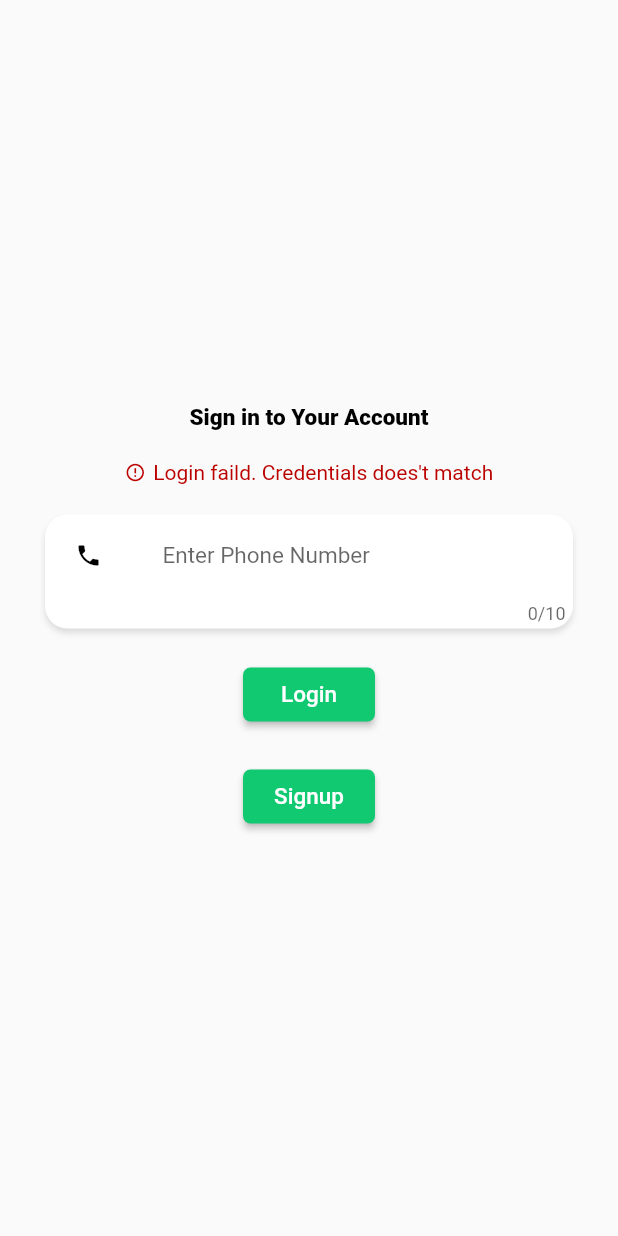
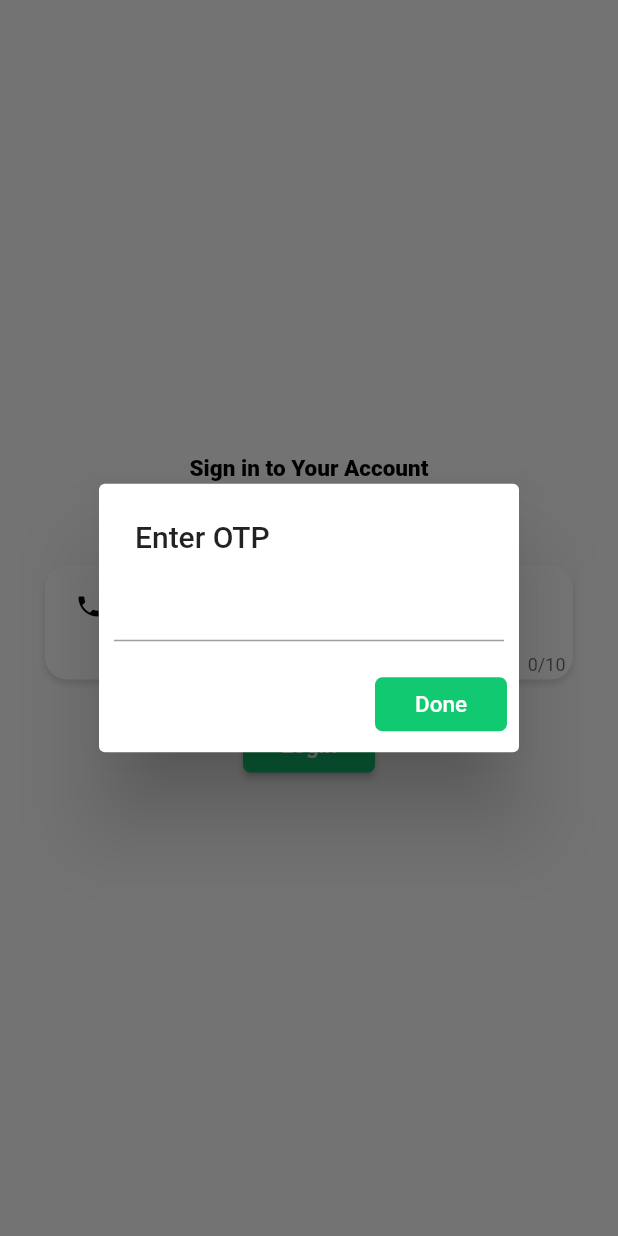
Before and after one commit to shameelsadaka/unfake, a Flutter app: the LoginPage widget shown alone on an empty page, opened directly, after a tap on "Login", on a phone screen of 412 x 824 dp. Run offline on Flutter 3.47's test engine with Material 2 defaults, Android fonts, the phone set to English and light mode, and no system bars; our stand-ins replace carousel_slider, firebase_auth, firebase_database; accounts and stored records are empty.

Commit message:
Firebae Login Integrated

```diff
--- /dev/null
+++ b/lib/data/logic/firebase.dart
@@ -0,0 +1,69 @@
+import 'package:firebase_auth/firebase_auth.dart';
+//Here Happens all the Firebase Integrations...
+import 'package:firebase_database/firebase_database.dart';
+class FireBaseUser {
+  String verificationId;
+
+  Future loginStatus() async {
+    var isLoggedin = await FirebaseAuth.instance.currentUser();
+    if (isLoggedin != null) {
+      print("Returned True from firebase function");
+      return true;
+    } else {
+      print("Returned False from firebase function");
+      return false;
+    }
+  }
+
+  Future<void> signOut() async {
+    await FirebaseAuth.instance.signOut();
+  }
+Future writeProfile() async{
+  final databaseReference = FirebaseDatabase.instance.reference();
+  //ToDo Complete Firebase storing Code
+
+
+}
+  Future<bool> verifyPhone(phoneNumber) async {
+    final PhoneCodeAutoRetrievalTimeout autoRetrieve = (String verId) {
+      this.verificationId = verId;
+    };
+
+    final PhoneCodeSent smsCodeSent = (String verId, [int forceCodeResend]) {
+      this.verificationId = verId;
+    };
+
+    final PhoneVerificationCompleted verifiedSuccess =
+        (AuthCredential credential) {
+      print("Verified");
+    };
+
+    final PhoneVerificationFailed veriFailed = (AuthException exception) {
+      print('${exception.message}');
+    };
+    phoneNumber = '+91' + phoneNumber;
+    print(phoneNumber);
+    await FirebaseAuth.instance.verifyPhoneNumber(
+        phoneNumber: phoneNumber,
+        codeAutoRetrievalTimeout: autoRetrieve,
+        codeSent: smsCodeSent,
+        timeout: const Duration(seconds: 5),
+        verificationCompleted: verifiedSuccess,
+        verificationFailed: veriFailed);
+  }
+
+  signIn(verificationCode) async {
+//      Navigator.of(context).pushReplacementNamed('/homepe');
+//    }).catchError((e) {
+//      print(e);
+//    });
+    final AuthCredential credential = PhoneAuthProvider.getCredential(
+      verificationId: verificationId,
+      smsCode: verificationCode,
+    );
+    final FirebaseUser user =
+        (await FirebaseAuth.instance.signInWithCredential(credential)).user;
+    final FirebaseUser currentUser = await FirebaseAuth.instance.currentUser();
+    assert(user.uid == currentUser.uid);
+  }
+}
--- a/lib/main.dart
+++ b/lib/main.dart
@@ -6,7 +6,7 @@ import 'AppLayout.dart';
 
 import 'screens/HomePage.dart';
 import 'screens/LoginPage.dart';
-import 'screens/SignUpPage.dart';
+import 'screens/profilePage.dart';
 
 
 void main() {
@@ -25,7 +25,7 @@ class ItsTrueApp extends StatelessWidget {
       routes: {
         '/home':(context)=>AppLayout(body:HomePage()),
         '/login':(context)=>AppLayout(body:LoginPage()),
-        '/signup':(context)=>AppLayout(body:SignUpPage()),
+        '/profile':(context)=>AppLayout(body:ProfilePage()),
       },
     );
   }
--- a/lib/screens/LoginPage.dart
+++ b/lib/screens/LoginPage.dart
@@ -1,45 +1,16 @@
 import 'package:flutter/material.dart';
-import 'package:itstrue/screens/SignUpPage.dart';
+import 'package:itstrue/data/logic/firebase.dart';
 
 class LoginPage extends StatelessWidget {
-
-
-  final phoneField = Container(
-    margin: EdgeInsets.symmetric(horizontal: 5,vertical:3),
-    child:TextField(
-      maxLength: 10,
-      keyboardType: TextInputType.number,
-      style: TextStyle(
-        fontSize: 15.0,
-      ),
-      textAlignVertical: TextAlignVertical.center,
-      decoration: InputDecoration(
-        border: InputBorder.none,
-        prefixIcon: Icon(Icons.phone,color: Colors.black,size: 18),
-        hintText: 'Enter Phone Number',
-        prefixText: '+91'
-      )
-    )
-  );
-
-  final passwordFeild = Container(
-    margin: EdgeInsets.symmetric(horizontal: 5,vertical:3),
-    child:TextField(
-      style: TextStyle(
-        fontSize: 15.0,
-      ),
-      obscureText: true,
-      textAlignVertical: TextAlignVertical.center,
-      decoration: InputDecoration(
-        border: InputBorder.none,
-        prefixIcon: Icon(Icons.lock,color: Colors.black,size: 18),
-        hintText: 'Password',
-      )
-    )
-  );
-
+  String code;
+  String PhoneNumber;
+  final _auth = FireBaseUser();
 
   @override
+  void initState() {
+
+  }
+    @override
   Widget build(BuildContext context) {
     return Expanded(
       child: Padding(
@@ -55,13 +26,13 @@ class LoginPage extends StatelessWidget {
                       color: Colors.black),
                 ),
                 SizedBox(height: 20),
-
                 Container(
-                  margin: EdgeInsets.only(bottom:20),
+                  margin: EdgeInsets.only(bottom: 20),
                   child: Row(
                     mainAxisSize: MainAxisSize.min,
                     children: <Widget>[
-                      Icon(Icons.error_outline,color: Color(0xFFBB0000),size: 14),
+                      Icon(Icons.error_outline,
+                          color: Color(0xFFBB0000), size: 14),
                       SizedBox(width: 5),
                       Text(
                         "Login faild. Credentials does't match",
@@ -73,50 +44,91 @@ class LoginPage extends StatelessWidget {
                     ],
                   ),
                 ),
-
-
                 Container(
                   decoration: BoxDecoration(
-                    color: Colors.white,
-                    borderRadius: BorderRadius.circular(15),
-                    boxShadow: [BoxShadow(color: Colors.black12,blurRadius: 3,offset:Offset(0,3) )]
-                  ),
-                  child: Column(
-                    children: <Widget>[
-                      phoneField,
-                    ],
-                  ),
-                ),
-
-                SizedBox(height: 20),
-                RaisedButton(
-                  onPressed: () {},
-                  color: Theme.of(context).primaryColor,
-                  textColor: Colors.white,
-                  shape: RoundedRectangleBorder(borderRadius: BorderRadius.circular(5)),
-                  child: const Text(
-                    'Login',
-                    style: TextStyle(fontSize: 15)
-                  ),
+                      color: Colors.white,
+                      borderRadius: BorderRadius.circular(15),
+                      boxShadow: [
+                        BoxShadow(
+                            color: Colors.black12,
+                            blurRadius: 3,
+                            offset: Offset(0, 3))
+                      ]),
+                  child: phoneField(),
                 ),
                 SizedBox(height: 20),
                 RaisedButton(
                   onPressed: () {
-                    Navigator.pushNamed(context, '/signup');
+                    _auth.verifyPhone(this.PhoneNumber);
+                    smsCodeDialog(context).then((value) {
+                      print('Signed in');
+                    });
                   },
                   color: Theme.of(context).primaryColor,
                   textColor: Colors.white,
-                  shape: RoundedRectangleBorder(borderRadius: BorderRadius.circular(5)),
-                  child: const Text(
-                      'Signup',
-                      style: TextStyle(fontSize: 15)
-                  ),
-                )
+                  shape: RoundedRectangleBorder(
+                      borderRadius: BorderRadius.circular(5)),
+                  child: const Text('Login', style: TextStyle(fontSize: 15)),
+                ),
 
-
-              ]
-            )
-        ),
+              ])),
     );
   }
+
+  Container phoneField() {
+    return Container(
+        margin: EdgeInsets.symmetric(horizontal: 5, vertical: 3),
+        child: TextField(
+            maxLength: 10,
+            onChanged: (value) {
+              this.PhoneNumber = value;
+            },
+            keyboardType: TextInputType.number,
+            style: TextStyle(
+              fontSize: 15.0,
+            ),
+            textAlignVertical: TextAlignVertical.center,
+            decoration: InputDecoration(
+                border: InputBorder.none,
+                prefixIcon: Icon(Icons.phone, color: Colors.black, size: 18),
+                hintText: 'Enter Phone Number',
+                prefixText: '+91')));
+  }
+
+  Future<bool> smsCodeDialog(BuildContext context) {
+    return showDialog(
+        context: context,
+        barrierDismissible: false,
+        builder: (BuildContext context) {
+          return new AlertDialog(
+            title: Text('Enter OTP'),
+            content: TextField(
+              onChanged: (value) {
+                this.code = value;
+              },
+            ),
+            contentPadding: EdgeInsets.all(10.0),
+            actions: <Widget>[
+              new FlatButton(
+                color: Theme.of(context).primaryColor,
+                textColor: Colors.white,
+                shape: RoundedRectangleBorder(
+                    borderRadius: BorderRadius.circular(5)),
+                child: const Text('Done', style: TextStyle(fontSize: 15)),
+                onPressed: () {
+                  var a = _auth.loginStatus();
+                  if (a == true) {
+                    Navigator.of(context).pop();
+                    Navigator.of(context).pushReplacementNamed('/homepage');
+                  } else {
+                    Navigator.of(context).pop();
+                    _auth.signIn(this.code);
+
+                  }
+                },
+              )
+            ],
+          );
+        });
+  }
 }
--- a/pubspec.yaml
+++ b/pubspec.yaml
@@ -28,6 +28,7 @@ dependencies:
   #Firebase
   firebase_core: 0.4.4+3
   firebase_auth: 0.16.0
+  firebase_database: 3.1.3
 dev_dependencies:
   flutter_test:
     sdk: flutter
```
Also changed, not shown: lib/AppLayout.dart (+11 -2 lines), lib/screens/SignUpPage.dart (deleted, +0 -162 lines), lib/screens/profilePage.dart (added, +97 -0 lines), pubspec.lock.
